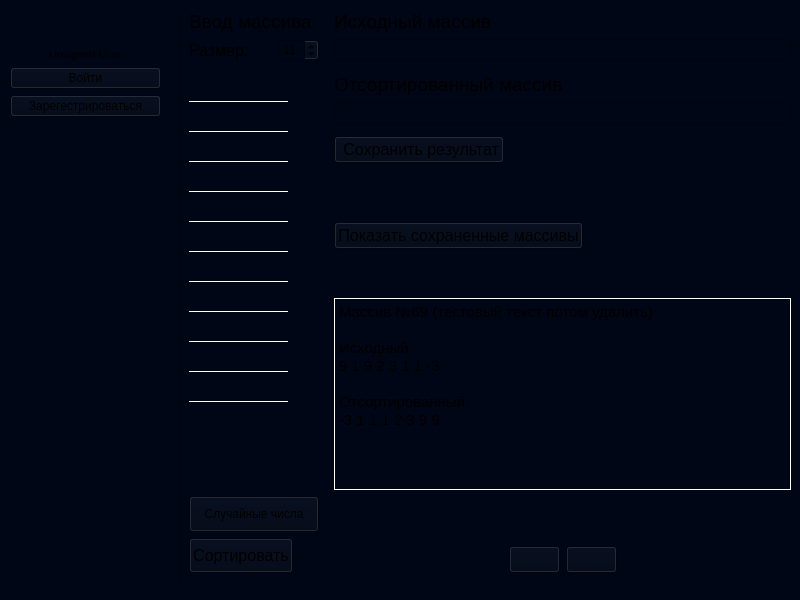
Above: mainwindow.ui from no-name121/Rps_laboratorniye_raboti before the change. Below: the same form after it.
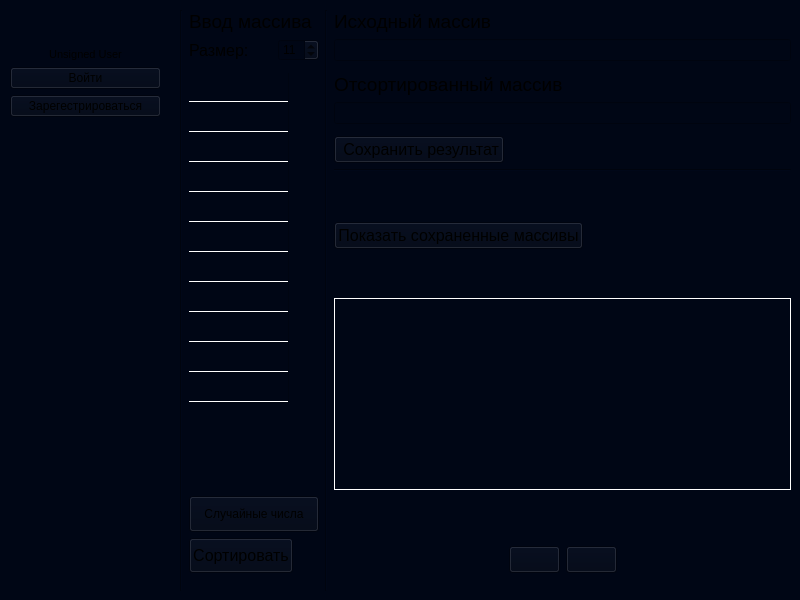
That is the form after the change. Icons and pictures are not drawn.

Diff of the .ui file:
```diff
--- a/mainwindow.ui
+++ b/mainwindow.ui
@@ -248,7 +248,7 @@
        <height>601</height>
       </rect>
      </property>
-     <layout class="QGridLayout" name="mainLayout" rowstretch="0,0,0,0,0,0,0,0,0,0,0,0,0,0,0,0,0" columnstretch="0,1,0,4,0">
+     <layout class="QGridLayout" name="mainLayout" rowstretch="0,0,0,0,0,0,0,0,0,0,0,0,0,0,0,0,0" columnstretch="0,1,0,4">
       <property name="leftMargin">
        <number>10</number>
       </property>
@@ -604,13 +604,7 @@
 li.unchecked::marker { content: &quot;\2610&quot;; }
 li.checked::marker { content: &quot;\2612&quot;; }
 &lt;/style&gt;&lt;/head&gt;&lt;body style=&quot; font-family:'Noto Sans'; font-size:10pt; font-weight:400; font-style:normal;&quot;&gt;
-&lt;p style=&quot; margin-top:0px; margin-bottom:0px; margin-left:0px; margin-right:0px; -qt-block-indent:0; text-indent:0px;&quot;&gt;&lt;span style=&quot; font-size:11pt;&quot;&gt;Массив №69 (тестовый текст потом удалить)&lt;/span&gt;&lt;/p&gt;
-&lt;p style=&quot;-qt-paragraph-type:empty; margin-top:0px; margin-bottom:0px; margin-left:0px; margin-right:0px; -qt-block-indent:0; text-indent:0px; font-size:11pt;&quot;&gt;&lt;br /&gt;&lt;/p&gt;
-&lt;p style=&quot; margin-top:0px; margin-bottom:0px; margin-left:0px; margin-right:0px; -qt-block-indent:0; text-indent:0px;&quot;&gt;&lt;span style=&quot; font-size:11pt;&quot;&gt;Исходный:&lt;/span&gt;&lt;/p&gt;
-&lt;p style=&quot; margin-top:0px; margin-bottom:0px; margin-left:0px; margin-right:0px; -qt-block-indent:0; text-indent:0px;&quot;&gt;&lt;span style=&quot; font-size:11pt;&quot;&gt;9 1 9 2 3 1 1 -3&lt;/span&gt;&lt;/p&gt;
-&lt;p style=&quot;-qt-paragraph-type:empty; margin-top:0px; margin-bottom:0px; margin-left:0px; margin-right:0px; -qt-block-indent:0; text-indent:0px; font-size:11pt;&quot;&gt;&lt;br /&gt;&lt;/p&gt;
-&lt;p style=&quot; margin-top:0px; margin-bottom:0px; margin-left:0px; margin-right:0px; -qt-block-indent:0; text-indent:0px;&quot;&gt;&lt;span style=&quot; font-size:11pt;&quot;&gt;Отсортированный:&lt;/span&gt;&lt;/p&gt;
-&lt;p style=&quot; margin-top:0px; margin-bottom:0px; margin-left:0px; margin-right:0px; -qt-block-indent:0; text-indent:0px;&quot;&gt;&lt;span style=&quot; font-size:11pt;&quot;&gt;-3 1 1 1 2 3 9 9&lt;/span&gt;&lt;/p&gt;&lt;/body&gt;&lt;/html&gt;</string>
+&lt;p style=&quot;-qt-paragraph-type:empty; margin-top:0px; margin-bottom:0px; margin-left:0px; margin-right:0px; -qt-block-indent:0; text-indent:0px;&quot;&gt;&lt;br /&gt;&lt;/p&gt;&lt;/body&gt;&lt;/html&gt;</string>
         </property>
        </widget>
       </item>
```
